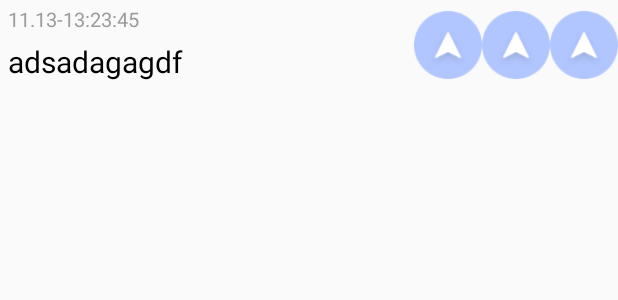
After one commit to git-Lcy/Notice, an Android app: the layout programme_item.xml on its own in the app's theme, with its tools: preview values and no code run, on a phone screen of 412 x 824 dp. The commit adds this screen. Shown: the top 300 px of the screen. Run offline under Robolectric (Android 15) with nearby library versions, the phone set to English and light mode, and no system bars.

Commit message:
初始版

```diff
--- a/app/src/main/java/com/longhuang/programme/module/Programme.java
+++ b/app/src/main/java/com/longhuang/programme/module/Programme.java
@@ -1,14 +1,12 @@
 package com.longhuang.programme.module;
 
-import com.google.gson.Gson;
-
-import java.io.Serializable;
+import org.litepal.crud.DataSupport;
 
 /**
  * Created by Administrator on 2017/11/14.
  */
 
-public class Programme  {
+public class Programme extends DataSupport {
 
     private String message;//提醒信息
 
--- /dev/null
+++ b/app/src/main/res/layout/programme_item.xml
@@ -0,0 +1,52 @@
+<?xmls version="1.0" encoding="utf-8"?>
+<LinearLayout xmlns:android="http://schemas.android.com/apk/res/android"
+	android:layout_width="match_parent"
+	android:layout_height="60dp"
+	android:orientation="horizontal"
+	android:gravity="center_vertical"
+	android:id="@+id/programme_item">
+	<LinearLayout
+		android:layout_width="0dp"
+		android:layout_height="60dp"
+		android:layout_weight="1"
+		android:orientation="vertical">
+		<TextView
+			android:layout_width="match_parent"
+			android:layout_height="0dp"
+			android:layout_weight="3"
+			android:textColor="@color/colorGary"
+			android:textSize="13sp"
+			android:gravity="bottom"
+			android:paddingLeft="5dp"
+			android:text="11.13-13:23:45"
+			android:id="@+id/programme_time"/>
+		<TextView
+			android:layout_width="match_parent"
+			android:layout_height="0dp"
+			android:layout_weight="5"
+			android:textColor="@color/colorBlack"
+			android:textSize="20sp"
+			android:gravity="center_vertical"
+			android:paddingLeft="5dp"
+			android:text="adsadagagdf"
+			android:id="@+id/programme_message"/>
+	</LinearLayout>
+	<CheckBox
+		android:layout_width="45dp"
+		android:layout_height="45dp"
+		android:id="@+id/programme_switch_ringing"
+		android:button="@null"
+		android:background="@mipmap/level_2"/>
+	<CheckBox
+		android:layout_width="45dp"
+		android:layout_height="45dp"
+		android:id="@+id/programme_switch_vibrate"
+		android:button="@null"
+		android:background="@mipmap/level_2"/>
+	<CheckBox
+		android:layout_width="45dp"
+		android:layout_height="45dp"
+		android:id="@+id/programme_switch_pilot_lamp"
+		android:button="@null"
+		android:background="@mipmap/level_2"/>
+	</LinearLayout>
--- a/app/src/main/res/menu/toolbar.xml
+++ b/app/src/main/res/menu/toolbar.xml
@@ -8,7 +8,7 @@
         app:showAsAction="always"/>
     <item
         android:id="@+id/add"
-        android:icon="@mipmap/ic_calendar"
+        android:icon="@mipmap/ic_add_key_inside"
         android:title="add"
         app:showAsAction="always"/>
 </menu>
--- a/app/src/main/res/values/colors.xml
+++ b/app/src/main/res/values/colors.xml
@@ -2,5 +2,7 @@
 <resources>
     <color name="colorPrimary">#3F51B5</color>
     <color name="colorPrimaryDark">#303F9F</color>
-    <color name="colorAccent">#FF4081</color>
+    <color name="colorAccent">#ff4081</color>
+    <color name ="colorGary">#9c9c9c</color>
+    <color name ="colorBlack">#000000</color>
 </resources>
--- /dev/null
+++ b/app/src/main/res/values/dimens.xml
@@ -0,0 +1,3 @@
+<resources>
+    <dimen name="fab_margin">16dp</dimen>
+</resources>
--- a/app/src/main/res/values/strings.xml
+++ b/app/src/main/res/values/strings.xml
@@ -1,3 +1,4 @@
 <resources>
     <string name="app_name">Programme Manager</string>
+    <string name="title_activity_base">base</string>
 </resources>
--- a/app/src/main/res/values/styles.xml
+++ b/app/src/main/res/values/styles.xml
@@ -1,11 +1,15 @@
 <resources>
 
     <!-- Base application theme. -->
-    <style name="AppTheme" parent="Theme.AppCompat.Light.DarkActionBar">
+    <style name="AppTheme" parent="Theme.AppCompat.Light.NoActionBar">
         <!-- Customize your theme here. -->
         <item name="colorPrimary">@color/colorPrimary</item>
         <item name="colorPrimaryDark">@color/colorPrimaryDark</item>
         <item name="colorAccent">@color/colorAccent</item>
     </style>
 
+    <style name="AppBarOverlay" parent="ThemeOverlay.AppCompat.Dark.ActionBar" />
+
+    <style name="PopupOverlay" parent="ThemeOverlay.AppCompat.Light" />
+
 </resources>
--- a/build.gradle
+++ b/build.gradle
@@ -3,9 +3,10 @@
 buildscript {
     repositories {
         jcenter()
+        google()
     }
     dependencies {
-        classpath 'com.android.tools.build:gradle:2.3.3'
+        classpath 'com.android.tools.build:gradle:3.0.0'
 
         // NOTE: Do not place your application dependencies here; they belong
         // in the individual module build.gradle files
@@ -15,6 +16,7 @@ buildscript {
 allprojects {
     repositories {
         jcenter()
+        google()
     }
 }
 
```
Also changed, not shown: app/build.gradle (+4 -4 lines), app/src/main/AndroidManifest.xml (+6 -1 lines), app/src/main/assets/litepal.xml (added, +8 -0 lines), app/src/main/java/com/longhuang/programme/BaseActivity.java (added, +18 -0 lines), app/src/main/java/com/longhuang/programme/MainActivity.java (+96 -1 lines), app/src/main/java/com/longhuang/programme/ProgrammeAdapter.java (added, +135 -0 lines), app/src/main/res/layout/activity_main.xml (+5 -4 lines), app/src/main/res/layout/content_base.xml (added, +11 -0 lines), gradle/wrapper/gradle-wrapper.properties, 1 other file.
